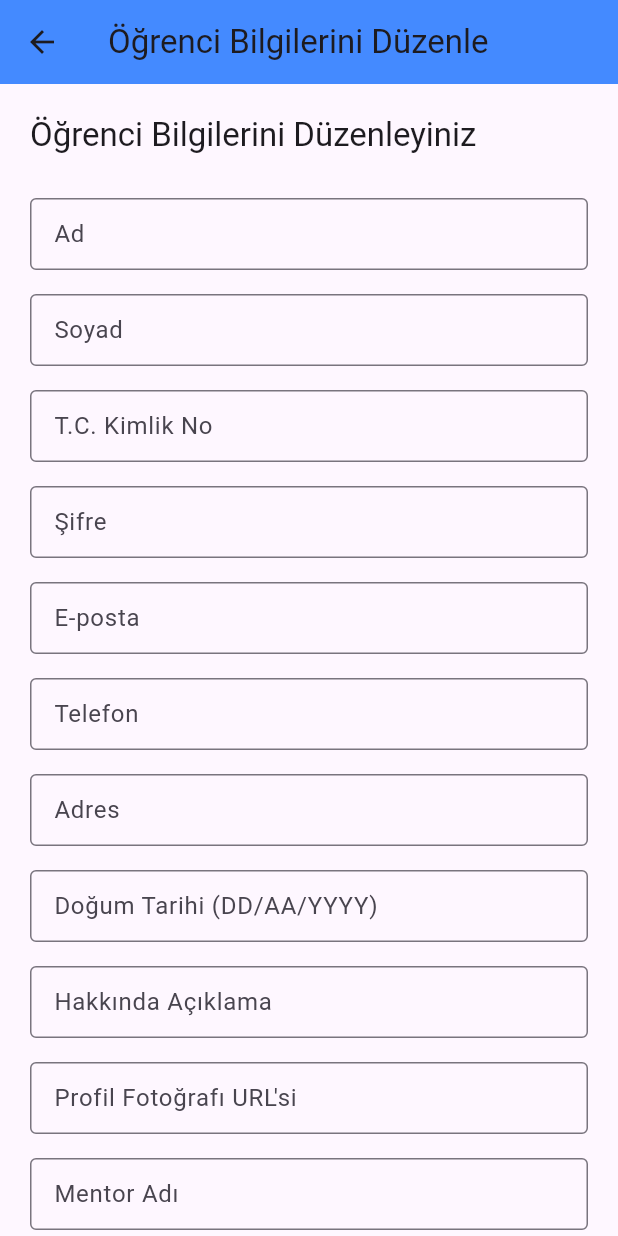
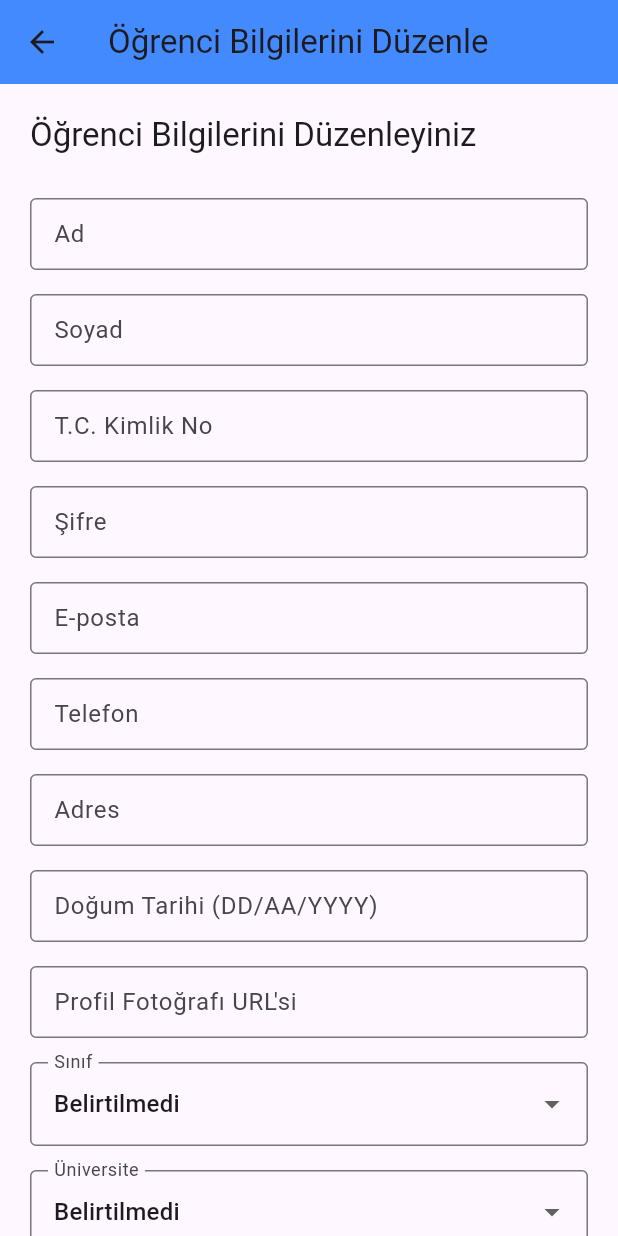
Before and after one commit to tuce58/deneme3, a Flutter app: the StudentFormPage screen opened directly with empty values, on a phone screen of 412 x 824 dp. Run offline on Flutter 3.47's test engine with Material 3 defaults, Android fonts, the phone set to English and light mode, and no system bars; our stand-ins replace cloud_firestore, firebase_core; accounts and stored records are empty.

Commit message:
ogrenciye ilgialani eklendi

```diff
--- a/lib/screens/ogrenci_screen.dart
+++ b/lib/screens/ogrenci_screen.dart
@@ -3,16 +3,15 @@ import 'package:firebase_core/firebase_core.dart';
 import 'package:cloud_firestore/cloud_firestore.dart';
 
 class StudentFormPage extends StatefulWidget {
-  final String studentId; // Öğrenci ID'si alınıyor
+  final String studentId;
 
-  StudentFormPage({required this.studentId});  // Öğrenci ID'sini alıyoruz
+  StudentFormPage({required this.studentId});
 
   @override
   _StudentFormPageState createState() => _StudentFormPageState();
 }
 
 class _StudentFormPageState extends State<StudentFormPage> {
-  // TextEditingController'lar
   final TextEditingController adController = TextEditingController();
   final TextEditingController soyadController = TextEditingController();
   final TextEditingController tcKimlikController = TextEditingController();
@@ -21,29 +20,24 @@ class _StudentFormPageState extends State<StudentFormPage> {
   final TextEditingController telefonController = TextEditingController();
   final TextEditingController adresController = TextEditingController();
   final TextEditingController dogumTarihiController = TextEditingController();
-  final TextEditingController aboutMeController = TextEditingController();
   final TextEditingController profileImageUrlController = TextEditingController();
-  final TextEditingController mentorNameController = TextEditingController();
-  final TextEditingController mentorImageUrlController = TextEditingController();
 
-  // Seçimler için değişkenler
-  String? selectedSinif;
-  String? selectedUniversite;
-  String? selectedBolum;
+  String? selectedSinif = 'Belirtilmedi';
+  String? selectedUniversite = 'Belirtilmedi';
+  String? selectedBolum = 'Belirtilmedi';
+  String? selectedIlgiliAlan = 'Belirtilmedi';
   bool mezuniyetBilgisi = false;
 
-  final firestoreRef = FirebaseFirestore.instance; // Firestore referansı
+  final firestoreRef = FirebaseFirestore.instance;
 
   @override
   void initState() {
     super.initState();
 
-    // Öğrenci bilgilerini Firestore'dan çekme
     firestoreRef.collection("students").doc(widget.studentId).get().then((snapshot) {
       if (snapshot.exists) {
         final data = snapshot.data() as Map<String, dynamic>;
 
-        // Öğrenci bilgilerini TextField'lara yerleştirme
         adController.text = data['ad'] ?? '';
         soyadController.text = data['soyad'] ?? '';
         tcKimlikController.text = data['tc_kimlik'] ?? '';
@@ -52,22 +46,23 @@ class _StudentFormPageState extends State<StudentFormPage> {
         telefonController.text = data['telefon'] ?? '';
         adresController.text = data['adres'] ?? '';
         dogumTarihiController.text = data['dogum_tarihi'] ?? '';
-        aboutMeController.text = data['aboutMe'] ?? '';
         profileImageUrlController.text = data['profileImageUrl'] ?? '';
-        mentorNameController.text = data['mentorName'] ?? '';
-        mentorImageUrlController.text = data['mentorImageUrl'] ?? '';
 
-        selectedSinif = data['sinif'];
-        selectedUniversite = data['universite'];
-        selectedBolum = data['bolum'];
+        setState(() {
+          selectedSinif = data['sinif'] ?? 'Belirtilmedi';
+          selectedUniversite = data['universite'] ?? 'Belirtilmedi';
+          selectedBolum = data['bolum'] ?? 'Belirtilmedi';
           mezuniyetBilgisi = data['mezuniyet_bilgisi'] ?? false;
+          selectedIlgiliAlan = data['ilgiliAlan'] ?? 'Belirtilmedi';
+        });
       }
     });
   }
 
   void saveData() {
     if (adController.text.isNotEmpty && soyadController.text.isNotEmpty) {
-      firestoreRef.collection("students").doc(widget.studentId).update({
+      firestoreRef.collection("students").doc(widget.studentId).get().then((snapshot) {
+        final studentData = {
           'ad': adController.text,
           'soyad': soyadController.text,
           'tc_kimlik': tcKimlikController.text,
@@ -76,27 +71,30 @@ class _StudentFormPageState extends State<StudentFormPage> {
           'telefon': telefonController.text,
           'adres': adresController.text,
           'dogum_tarihi': dogumTarihiController.text,
-        'sinif': selectedSinif ?? 'Belirtilmedi',
-        'universite': selectedUniversite ?? 'Belirtilmedi',
-        'bolum': selectedBolum ?? 'Belirtilmedi',
+          'sinif': selectedSinif,
+          'universite': selectedUniversite,
+          'bolum': selectedBolum,
           'mezuniyet_bilgisi': mezuniyetBilgisi,
-        'aboutMe': aboutMeController.text,
           'profileImageUrl': profileImageUrlController.text,
-        'mentorName': mentorNameController.text,
-        'mentorImageUrl': mentorImageUrlController.text,
-      }).then((_) {
-        ScaffoldMessenger.of(context).showSnackBar(
-            SnackBar(content: Text('Veri başarıyla güncellendi.'))
-        );
+          'ilgiliAlan': selectedIlgiliAlan,
+        };
+
+        if (snapshot.exists) {
+          firestoreRef.collection("students").doc(widget.studentId).update(studentData).then((_) {
+            ScaffoldMessenger.of(context).showSnackBar(SnackBar(content: Text('Veri başarıyla güncellendi.')));
           }).catchError((error) {
-        ScaffoldMessenger.of(context).showSnackBar(
-            SnackBar(content: Text('Hata: $error'))
-        );
+            ScaffoldMessenger.of(context).showSnackBar(SnackBar(content: Text('Hata: $error')));
           });
         } else {
-      ScaffoldMessenger.of(context).showSnackBar(
-          SnackBar(content: Text('Ad ve Soyad alanları zorunludur!'))
-      );
+          firestoreRef.collection("students").doc(widget.studentId).set(studentData).then((_) {
+            ScaffoldMessenger.of(context).showSnackBar(SnackBar(content: Text('Veri başarıyla kaydedildi.')));
+          }).catchError((error) {
+            ScaffoldMessenger.of(context).showSnackBar(SnackBar(content: Text('Hata: $error')));
+          });
+        }
+      });
+    } else {
+      ScaffoldMessenger.of(context).showSnackBar(SnackBar(content: Text('Ad ve Soyad alanları zorunludur!')));
     }
   }
 
@@ -122,13 +120,31 @@ class _StudentFormPageState extends State<StudentFormPage> {
             _buildTextField(telefonController, 'Telefon', TextInputType.phone),
             _buildTextField(adresController, 'Adres'),
             _buildTextField(dogumTarihiController, 'Doğum Tarihi (DD/AA/YYYY)', TextInputType.datetime),
-            _buildTextField(aboutMeController, 'Hakkında Açıklama'),
             _buildTextField(profileImageUrlController, 'Profil Fotoğrafı URL\'si'),
-            _buildTextField(mentorNameController, 'Mentor Adı'),
-            _buildTextField(mentorImageUrlController, 'Mentor Fotoğrafı URL\'si'),
-            _buildDropdown(selectedSinif, 'Sınıf', ['1. Sınıf', '2. Sınıf', '3. Sınıf', '4. Sınıf']),
-            _buildDropdown(selectedUniversite, 'Üniversite', ['Üniversite A', 'Üniversite B', 'Üniversite C']),
-            _buildDropdown(selectedBolum, 'Bölüm', ['Bilgisayar Mühendisliği', 'Elektrik-Elektronik', 'Makine Mühendisliği']),
+            _buildDropdown(
+              selectedSinif,
+              'Sınıf',
+              ['Belirtilmedi', '1. Sınıf', '2. Sınıf', '3. Sınıf', '4. Sınıf'],
+                  (value) => setState(() => selectedSinif = value),
+            ),
+            _buildDropdown(
+              selectedUniversite,
+              'Üniversite',
+              ['Belirtilmedi', 'Üniversite A', 'Üniversite B', 'Üniversite C'],
+                  (value) => setState(() => selectedUniversite = value),
+            ),
+            _buildDropdown(
+              selectedBolum,
+              'Bölüm',
+              ['Belirtilmedi', 'Bilgisayar Mühendisliği', 'Elektrik-Elektronik', 'Makine Mühendisliği'],
+                  (value) => setState(() => selectedBolum = value),
+            ),
+            _buildDropdown(
+              selectedIlgiliAlan,
+              'İlgili Alan',
+              ['Belirtilmedi', 'Web', 'Mobil', 'Veri', 'Oyun'],
+                  (value) => setState(() => selectedIlgiliAlan = value),
+            ),
             CheckboxListTile(
               title: Text('Mezuniyet Bilgisi'),
               value: mezuniyetBilgisi,
@@ -147,7 +163,7 @@ class _StudentFormPageState extends State<StudentFormPage> {
                   textStyle: TextStyle(fontSize: 16),
                 ),
                 onPressed: saveData,
-                child: Text('Güncelle'),
+                child: Text('Kaydet ve Güncelle'),
               ),
             ),
           ],
@@ -172,7 +188,7 @@ class _StudentFormPageState extends State<StudentFormPage> {
     );
   }
 
-  Widget _buildDropdown(String? selectedValue, String label, List<String> items) {
+  Widget _buildDropdown(String? selectedValue, String label, List<String> items, ValueChanged<String?> onChanged) {
     return Padding(
       padding: EdgeInsets.symmetric(vertical: 8.0),
       child: DropdownButtonFormField<String>(
@@ -184,11 +200,7 @@ class _StudentFormPageState extends State<StudentFormPage> {
             child: Text(item),
           );
         }).toList(),
-        onChanged: (value) {
-          setState(() {
-            selectedValue = value;
-          });
-        },
+        onChanged: onChanged,
       ),
     );
   }
```
Also changed, not shown: lib/main.dart (+8 -9 lines). Lines whose indentation alone changed are shown as unchanged.
